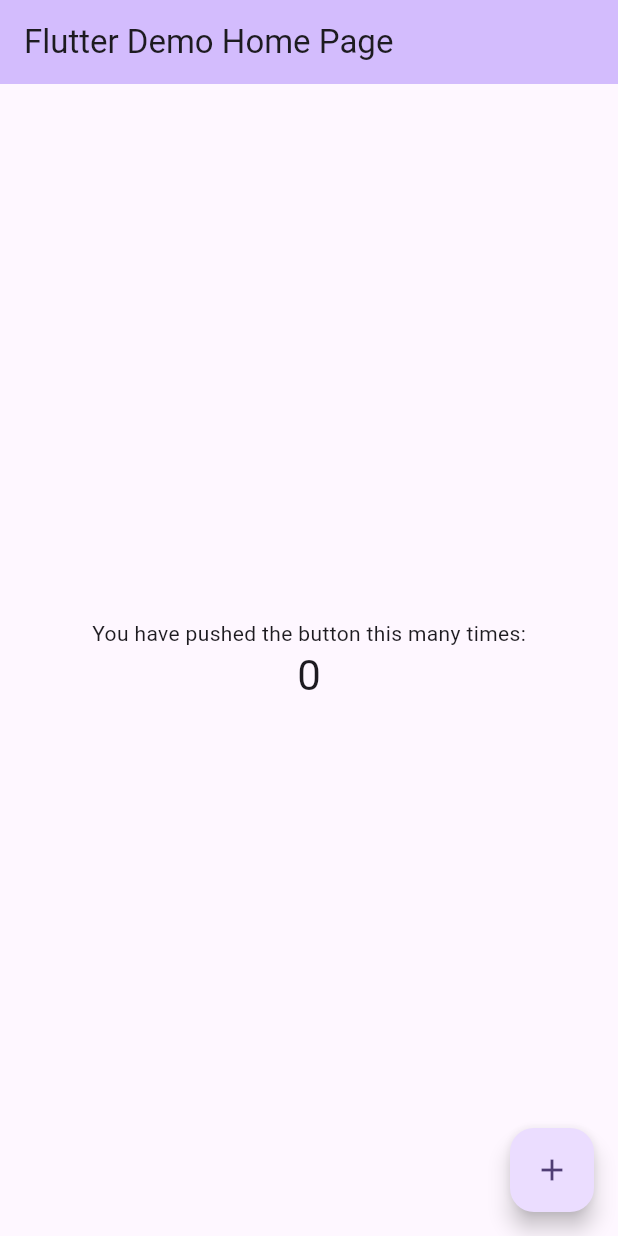
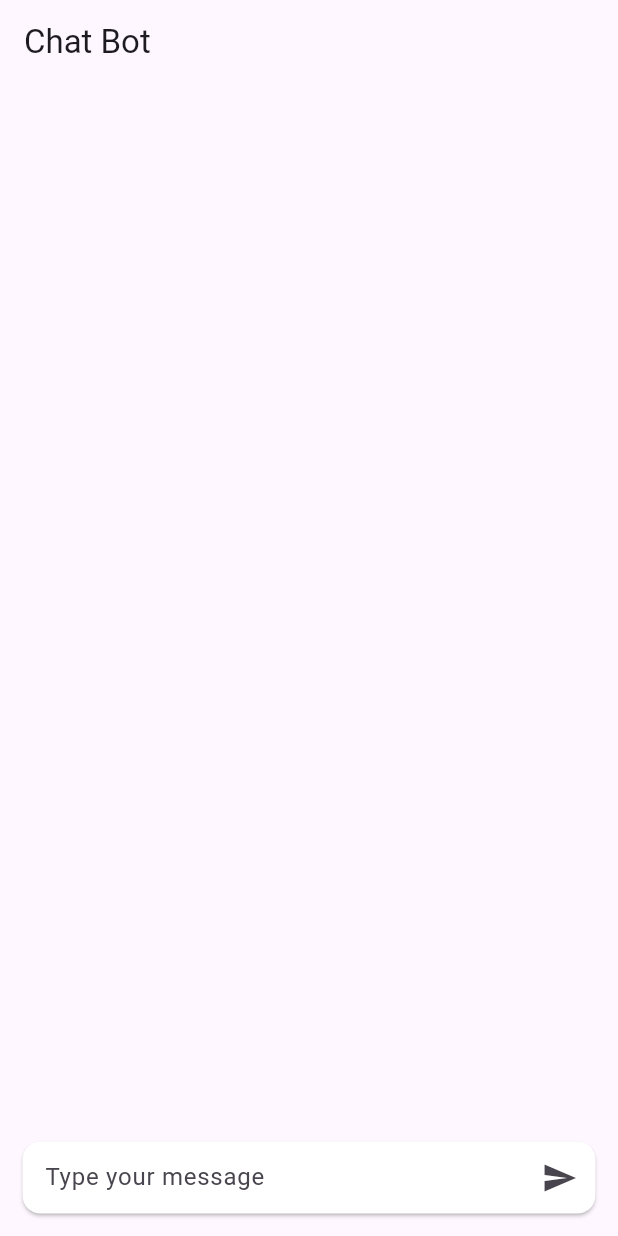
Before and after one commit to ammarshabbir/chatbot_app, a Flutter app: the screen it shows after launch, on a phone screen of 412 x 824 dp. Run offline on Flutter 3.47's test engine with Material 3 defaults, Android fonts, the phone set to English and light mode, and no system bars; drawn by our look-alikes of dash_chat_2; our stand-ins replace dio.

Commit message:
update chat bot

```diff
--- /dev/null
+++ b/lib/chatbot_screen.dart
@@ -0,0 +1,139 @@
+import 'package:flutter/material.dart';
+import 'package:dio/dio.dart';
+import 'package:dash_chat_2/dash_chat_2.dart';
+
+class ChatBotScreen extends StatefulWidget {
+  const ChatBotScreen({super.key});
+
+  @override
+  State<ChatBotScreen> createState() => _ChatBotScreenState();
+}
+
+class _ChatBotScreenState extends State<ChatBotScreen> {
+  final dio = Dio(
+    BaseOptions(
+      baseUrl: 'https://generativelanguage.googleapis.com',
+      connectTimeout: const Duration(seconds: 15),
+      receiveTimeout: const Duration(seconds: 60),
+    ),
+  );
+  var result = 'Ask me anything!';
+
+  Future<void> askGemini() async {
+    try {
+      var input = _inputController.text;
+      _inputController.clear();
+      messages.insert(
+        0,
+        ChatMessage(user: user, createdAt: DateTime.now(), text: input),
+      );
+      setState(() {
+        messages;
+      });
+
+      final response = await dio.post(
+        '/v1beta/models/gemini-2.5-flash:generateContent',
+        queryParameters: {
+          'key':
+              'AIzaSyB4kx4B4ujUWZsD3MfZEZVZwOiMVnbXbpA', // move your key here
+        },
+        data: {
+          'contents': [
+            {
+              'parts': [
+                {'text': input},
+              ],
+            },
+          ],
+        },
+        options: Options(headers: {'Content-Type': 'application/json'}),
+      );
+
+      print(response.data);
+      if (response.statusCode == 200) {
+        final generations = response.data['candidates'] as List<dynamic>;
+        if (generations.isNotEmpty) {
+          result = generations[0]['content']['parts'][0]['text'];
+          messages.insert(
+            0,
+            ChatMessage(
+              user: gameniModel,
+              createdAt: DateTime.now(),
+              text: result,
+            ),
+          );
+          setState(() {
+            messages;
+          });
+        }
+      }
+    } on DioException catch (e) {
+      // Helpful diagnostics
+      print('Dio error: ${e.type} ${e.message}');
+      if (e.response != null) {
+        print('Status: ${e.response?.statusCode}');
+        print('Body: ${e.response?.data}');
+      }
+    } catch (e) {
+      print('Unexpected error: $e');
+    }
+  }
+
+  TextEditingController _inputController = TextEditingController();
+
+  ChatUser user = ChatUser(id: '1', firstName: 'Ammar', lastName: 'Shabbir');
+  ChatUser gameniModel = ChatUser(
+    id: '2',
+    firstName: 'Gameni',
+    lastName: 'Model',
+  );
+
+  List<ChatMessage> messages = [];
+
+  @override
+  Widget build(BuildContext context) {
+    return SafeArea(
+      child: Scaffold(
+        appBar: AppBar(title: const Text('Chat Bot')),
+        body: Column(
+          children: [
+            Expanded(
+              child: Center(
+                child: DashChat(
+                  readOnly: true,
+                  currentUser: user,
+                  onSend: (ChatMessage m) {},
+                  messages: messages,
+                ),
+              ),
+            ),
+            Card(
+              color: Colors.white,
+              margin: const EdgeInsets.only(left: 15, right: 15, bottom: 15),
+              child: Row(
+                children: [
+                  Expanded(
+                    child: TextField(
+                      controller: _inputController,
+                      decoration: const InputDecoration(
+                        contentPadding: EdgeInsets.symmetric(horizontal: 15),
+                        hintText: 'Type your message',
+                        border: InputBorder.none,
+                      ),
+                    ),
+                  ),
+                  IconButton(
+                    onPressed: () {
+                      askGemini();
+                    },
+                    icon: Icon(Icons.send),
+                  ),
+                ],
+              ),
+            ),
+          ],
+        ),
+      ),
+    );
+  }
+}
--- a/lib/main.dart
+++ b/lib/main.dart
@@ -1,3 +1,4 @@
+import 'package:chatbot_app/chatbot_screen.dart';
 import 'package:flutter/material.dart';
 
 void main() {
@@ -7,116 +8,15 @@ void main() {
 class MyApp extends StatelessWidget {
   const MyApp({super.key});
 
-  // This widget is the root of your application.
   @override
   Widget build(BuildContext context) {
     return MaterialApp(
       title: 'Flutter Demo',
+      debugShowCheckedModeBanner: false,
       theme: ThemeData(
-        // This is the theme of your application.
-        //
-        // TRY THIS: Try running your application with "flutter run". You'll see
-        // the application has a purple toolbar. Then, without quitting the app,
-        // try changing the seedColor in the colorScheme below to Colors.green
-        // and then invoke "hot reload" (save your changes or press the "hot
-        // reload" button in a Flutter-supported IDE, or press "r" if you used
-        // the command line to start the app).
-        //
-        // Notice that the counter didn't reset back to zero; the application
-        // state is not lost during the reload. To reset the state, use hot
-        // restart instead.
-        //
-        // This works for code too, not just values: Most code changes can be
-        // tested with just a hot reload.
         colorScheme: ColorScheme.fromSeed(seedColor: Colors.deepPurple),
       ),
-      home: const MyHomePage(title: 'Flutter Demo Home Page'),
+      home: ChatBotScreen(),
     );
   }
 }
-
-class MyHomePage extends StatefulWidget {
-  const MyHomePage({super.key, required this.title});
-
-  // This widget is the home page of your application. It is stateful, meaning
-  // that it has a State object (defined below) that contains fields that affect
-  // how it looks.
-
-  // This class is the configuration for the state. It holds the values (in this
-  // case the title) provided by the parent (in this case the App widget) and
-  // used by the build method of the State. Fields in a Widget subclass are
-  // always marked "final".
-
-  final String title;
-
-  @override
-  State<MyHomePage> createState() => _MyHomePageState();
-}
-
-class _MyHomePageState extends State<MyHomePage> {
-  int _counter = 0;
-
-  void _incrementCounter() {
-    setState(() {
-      // This call to setState tells the Flutter framework that something has
-      // changed in this State, which causes it to rerun the build method below
-      // so that the display can reflect the updated values. If we changed
-      // _counter without calling setState(), then the build method would not be
-      // called again, and so nothing would appear to happen.
-      _counter++;
-    });
-  }
-
-  @override
-  Widget build(BuildContext context) {
-    // This method is rerun every time setState is called, for instance as done
-    // by the _incrementCounter method above.
-    //
-    // The Flutter framework has been optimized to make rerunning build methods
-    // fast, so that you can just rebuild anything that needs updating rather
-    // than having to individually change instances of widgets.
-    return Scaffold(
-      appBar: AppBar(
-        // TRY THIS: Try changing the color here to a specific color (to
-        // Colors.amber, perhaps?) and trigger a hot reload to see the AppBar
-        // change color while the other colors stay the same.
-        backgroundColor: Theme.of(context).colorScheme.inversePrimary,
-        // Here we take the value from the MyHomePage object that was created by
-        // the App.build method, and use it to set our appbar title.
-        title: Text(widget.title),
-      ),
-      body: Center(
-        // Center is a layout widget. It takes a single child and positions it
-        // in the middle of the parent.
-        child: Column(
-          // Column is also a layout widget. It takes a list of children and
-          // arranges them vertically. By default, it sizes itself to fit its
-          // children horizontally, and tries to be as tall as its parent.
-          //
-          // Column has various properties to control how it sizes itself and
-          // how it positions its children. Here we use mainAxisAlignment to
-          // center the children vertically; the main axis here is the vertical
-          // axis because Columns are vertical (the cross axis would be
-          // horizontal).
-          //
-          // TRY THIS: Invoke "debug painting" (choose the "Toggle Debug Paint"
-          // action in the IDE, or press "p" in the console), to see the
-          // wireframe for each widget.
-          mainAxisAlignment: MainAxisAlignment.center,
-          children: <Widget>[
-            const Text('You have pushed the button this many times:'),
-            Text(
-              '$_counter',
-              style: Theme.of(context).textTheme.headlineMedium,
-            ),
-          ],
-        ),
-      ),
-      floatingActionButton: FloatingActionButton(
-        onPressed: _incrementCounter,
-        tooltip: 'Increment',
-        child: const Icon(Icons.add),
-      ), // This trailing comma makes auto-formatting nicer for build methods.
-    );
-  }
-}
--- a/pubspec.yaml
+++ b/pubspec.yaml
@@ -38,6 +38,8 @@ dependencies:
 dev_dependencies:
   flutter_test:
     sdk: flutter
+  dio: ^5.9.0
+  dash_chat_2: ^0.0.21
 
   # The "flutter_lints" package below contains a set of recommended lints to
   # encourage good coding practices. The lint set provided by the package is
```
Also changed, not shown: pubspec.lock, 12 other files.
